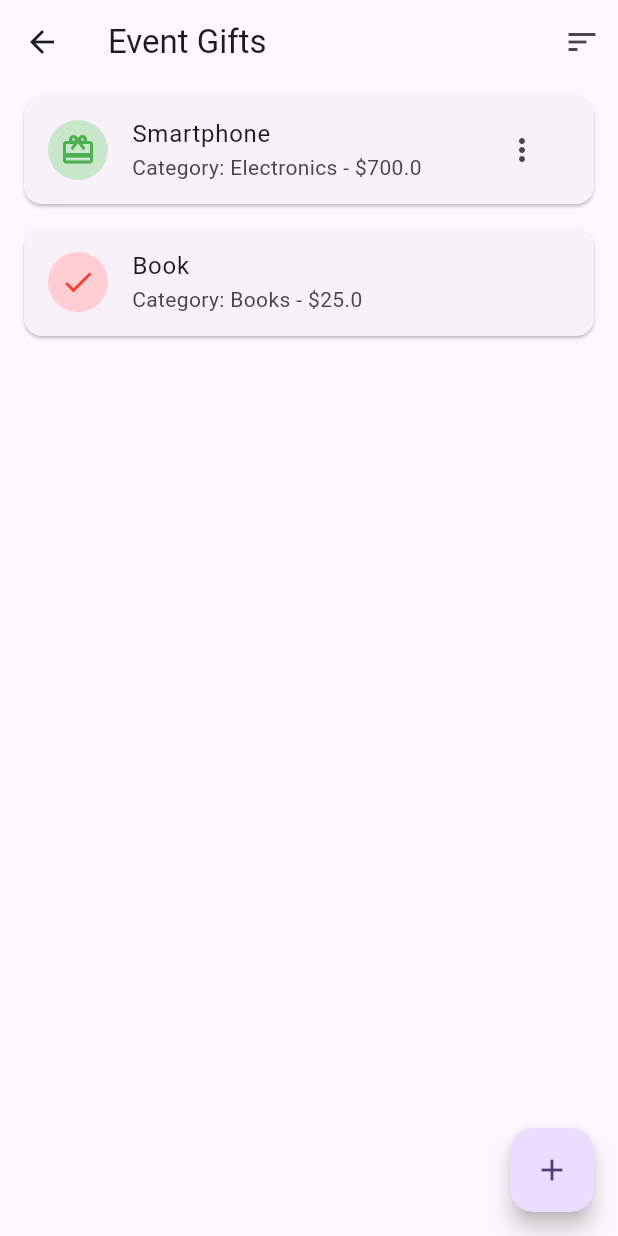
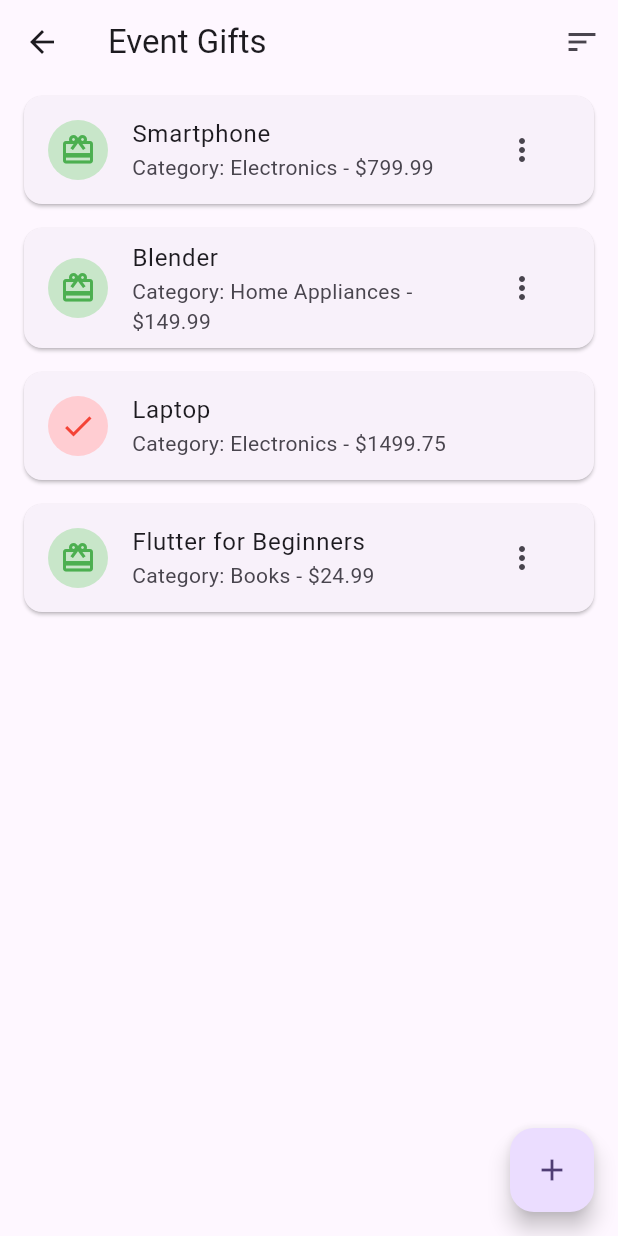
Before and after one commit to khaledhassann/hedeyeti, a Flutter app: the GiftListPage screen opened by its route, on a phone screen of 412 x 824 dp. Run offline on Flutter 3.47's test engine with Material 2 defaults, Android fonts, the phone set to English and light mode, and no system bars.

Commit message:
Friend gift list, gift list, gift list base reusable widget all now use the models

```diff
--- a/lib/views/friend_gift_list_screen.dart
+++ b/lib/views/friend_gift_list_screen.dart
@@ -1,4 +1,5 @@
 import 'package:flutter/material.dart';
+import 'package:hedeyeti/models/Gift.dart';
 import '../widgets/gift_list_base.dart';
 
 class FriendsGiftListPage extends StatefulWidget {
@@ -9,7 +10,7 @@ class FriendsGiftListPage extends StatefulWidget {
 }
 
 class _FriendsGiftListPageState extends State<FriendsGiftListPage> {
-  late List<Map<String, dynamic>> gifts;
+  late List<Gift> gifts;
   late String eventName;
   late String eventDate;
 
@@ -22,17 +23,17 @@ class _FriendsGiftListPageState extends State<FriendsGiftListPage> {
 
     eventName = args['eventName'] ?? 'Event';
     eventDate = args['eventDate'] ?? 'Unknown Date';
-    gifts = List<Map<String, dynamic>>.from(args['gifts'] ?? []);
+    gifts = List<Gift>.from(args['gifts'] ?? []);
   }
 
   void _pledgeGift(int index) {
     setState(() {
-      gifts[index]['status'] = 'Pledged';
+      gifts[index].status = 'Pledged';
     });
 
     ScaffoldMessenger.of(context).showSnackBar(
       SnackBar(
-        content: Text('You pledged to buy "${gifts[index]['name']}"'),
+        content: Text('You pledged to buy "${gifts[index].name}"'),
       ),
     );
   }
@@ -40,11 +41,11 @@ class _FriendsGiftListPageState extends State<FriendsGiftListPage> {
   void _sortGifts(String sortBy) {
     setState(() {
       if (sortBy == 'Name') {
-        gifts.sort((a, b) => a['name'].compareTo(b['name']));
+        gifts.sort((a, b) => a.name.compareTo(b.name));
       } else if (sortBy == 'Category') {
-        gifts.sort((a, b) => a['category'].compareTo(b['category']));
+        gifts.sort((a, b) => a.category.compareTo(b.category));
       } else if (sortBy == 'Status') {
-        gifts.sort((a, b) => a['status'].compareTo(b['status']));
+        gifts.sort((a, b) => a.status.compareTo(b.status));
       }
     });
   }
--- a/lib/views/gift_list_screen.dart
+++ b/lib/views/gift_list_screen.dart
@@ -1,4 +1,5 @@
 import 'package:flutter/material.dart';
+import 'package:hedeyeti/models/Gift.dart';
 import '../widgets/gift_list_base.dart';
 
 class GiftListPage extends StatefulWidget {
@@ -9,20 +10,32 @@ class GiftListPage extends StatefulWidget {
 }
 
 class _GiftListPageState extends State<GiftListPage> {
-  late List<Map<String, dynamic>> gifts;
+  late List<Gift> gifts;
 
   @override
   void initState() {
     super.initState();
     gifts = [
-      // Example data
-      {
-        'name': 'Smartphone',
-        'category': 'Electronics',
-        'price': 700.0,
-        'status': 'Available'
-      },
-      {'name': 'Book', 'category': 'Books', 'price': 25.0, 'status': 'Pledged'},
+      Gift(
+          name: "Smartphone",
+          category: 'Electronics',
+          price: 799.99,
+          status: 'Available'),
+      Gift(
+          name: 'Blender',
+          category: 'Home Appliances',
+          price: 149.99,
+          status: 'Available'),
+      Gift(
+          name: 'Laptop',
+          category: 'Electronics',
+          price: 1499.75,
+          status: 'Pledged'),
+      Gift(
+          name: 'Flutter for Beginners',
+          category: 'Books',
+          price: 24.99,
+          status: 'Available'),
     ];
   }
 
@@ -43,11 +56,11 @@ class _GiftListPageState extends State<GiftListPage> {
   void _sortGifts(String sortBy) {
     setState(() {
       if (sortBy == 'Name') {
-        gifts.sort((a, b) => a['name'].compareTo(b['name']));
+        gifts.sort((a, b) => a.name.compareTo(b.name));
       } else if (sortBy == 'Category') {
-        gifts.sort((a, b) => a['category'].compareTo(b['category']));
+        gifts.sort((a, b) => a.category.compareTo(b.category));
       } else if (sortBy == 'Status') {
-        gifts.sort((a, b) => a['status'].compareTo(b['status']));
+        gifts.sort((a, b) => a.status.compareTo(b.status));
       }
     });
   }
--- a/lib/widgets/gift_list_base.dart
+++ b/lib/widgets/gift_list_base.dart
@@ -1,9 +1,10 @@
 import 'package:flutter/material.dart';
+import 'package:hedeyeti/models/Gift.dart';
 import 'package:hedeyeti/widgets/empty_list_message.dart';
 
 class GiftListBase extends StatelessWidget {
   final String title;
-  final List<Map<String, dynamic>> gifts;
+  final List<Gift> gifts;
   final bool canEdit;
   final bool canPledge;
   final bool showAddButton;
@@ -64,21 +65,21 @@ class GiftListBase extends StatelessWidget {
                       const EdgeInsets.symmetric(vertical: 8, horizontal: 16),
                   child: ListTile(
                     leading: CircleAvatar(
-                      backgroundColor: gift['status'] == 'Pledged'
+                      backgroundColor: gift.status == 'Pledged'
                           ? Colors.red[100]
                           : Colors.green[100],
                       child: Icon(
-                        gift['status'] == 'Pledged'
+                        gift.status == 'Pledged'
                             ? Icons.check
                             : Icons.card_giftcard,
-                        color: gift['status'] == 'Pledged'
+                        color: gift.status == 'Pledged'
                             ? Colors.red
                             : Colors.green,
                       ),
                     ),
-                    title: Text(gift['name']),
+                    title: Text(gift.name),
                     subtitle: Text(
-                      'Category: ${gift['category']} - \$${gift['price']}',
+                      'Category: ${gift.category} - \$${gift.price}',
                     ),
                     trailing: _buildActions(context, index, gift),
                   ),
@@ -95,9 +96,8 @@ class GiftListBase extends StatelessWidget {
     );
   }
 
-  Widget? _buildActions(
-      BuildContext context, int index, Map<String, dynamic> gift) {
-    if (canEdit && gift['status'] != 'Pledged') {
+  Widget? _buildActions(BuildContext context, int index, Gift gift) {
+    if (canEdit && gift.status != 'Pledged') {
       return PopupMenuButton<String>(
         onSelected: (value) {
           if (value == 'Edit') {
@@ -119,7 +119,7 @@ class GiftListBase extends StatelessWidget {
       );
     }
 
-    if (canPledge && gift['status'] != 'Pledged') {
+    if (canPledge && gift.status != 'Pledged') {
       return TextButton(
         onPressed: () => onPledgeGift?.call(index),
         child: const Text('Pledge'),
```
